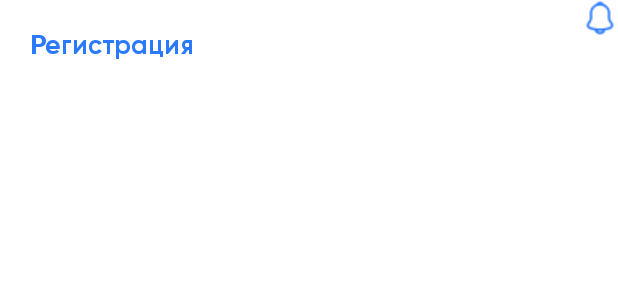
After one commit to professorDeveloper/Epolis-Insurance, an Android app: the layout fragment_home_screen.xml on its own in the app's theme, with its tools: preview values and no code run, on a phone screen of 412 x 824 dp. The commit adds this screen. Shown: the top 300 px of the screen. Run offline under Robolectric (Android 15) with nearby library versions, the phone set to English and light mode, and no system bars.

Commit message:
Home screen Added

```diff
--- /dev/null
+++ b/app/src/main/java/com/azamovhudstc/epolisinsurance/ui/screen/home/HomeScreen.kt
@@ -0,0 +1,13 @@
+package com.azamovhudstc.epolisinsurance.ui.screen.home
+
+import android.os.Bundle
+import androidx.fragment.app.Fragment
+import android.view.LayoutInflater
+import android.view.View
+import android.view.ViewGroup
+import com.azamovhudstc.epolisinsurance.R
+
+
+class HomeScreen : Fragment(R.layout.fragment_home_screen) {
+
+}
--- a/app/src/main/java/com/azamovhudstc/epolisinsurance/ui/screen/language/LanguageScreen.kt
+++ b/app/src/main/java/com/azamovhudstc/epolisinsurance/ui/screen/welcome/LanguageScreen.kt
@@ -1,4 +1,4 @@
-package com.azamovhudstc.epolisinsurance.ui.screen.language
+package com.azamovhudstc.epolisinsurance.ui.screen.welcome
 
 import android.os.Bundle
 import androidx.fragment.app.Fragment
--- a/app/src/main/java/com/azamovhudstc/epolisinsurance/utils/hasConnection.kt
+++ b/app/src/main/java/com/azamovhudstc/epolisinsurance/utils/hasConnection.kt
@@ -1,4 +1,4 @@
-package com.azamovhudstc.sugurtaapp.utils
+package com.azamovhudstc.epolisinsurance.utils
 
 import android.annotation.SuppressLint
 import android.content.Context
--- /dev/null
+++ b/app/src/main/res/layout/fragment_home_screen.xml
@@ -0,0 +1,29 @@
+<?xml version="1.0" encoding="utf-8"?>
+<androidx.constraintlayout.widget.ConstraintLayout xmlns:android="http://schemas.android.com/apk/res/android"
+    xmlns:app="http://schemas.android.com/apk/res-auto"
+    xmlns:tools="http://schemas.android.com/tools"
+    android:layout_width="match_parent"
+    android:layout_height="match_parent"
+    tools:context=".ui.screen.home.HomeScreen">
+
+    <TextView
+        android:layout_width="wrap_content"
+        android:layout_height="wrap_content"
+        android:fontFamily="@font/gilory_bold"
+        android:text="Регистрация"
+        android:textColor="#297AFF"
+        android:layout_marginStart="20dp"
+        android:layout_marginTop="18dp"
+        android:textSize="18sp"
+        app:layout_constraintStart_toStartOf="parent"
+        app:layout_constraintTop_toTopOf="parent" />
+
+    <ImageView
+        android:layout_width="wrap_content"
+        android:layout_height="wrap_content"
+        android:src="@drawable/notification"
+        app:layout_constraintEnd_toEndOf="parent"
+        app:layout_constraintTop_toTopOf="parent" />
+
+
+</androidx.constraintlayout.widget.ConstraintLayout>
--- a/app/src/main/res/layout/langauge_screen.xml
+++ b/app/src/main/res/layout/langauge_screen.xml
@@ -4,7 +4,7 @@
     xmlns:tools="http://schemas.android.com/tools"
     android:layout_width="match_parent"
     android:layout_height="match_parent"
-    tools:context=".ui.screen.language.LanguageScreen">
+    tools:context=".ui.screen.welcome.LanguageScreen">
 
     <LinearLayout
         android:layout_width="match_parent"
--- a/app/src/main/res/navigation/app_garph.xml
+++ b/app/src/main/res/navigation/app_garph.xml
@@ -7,7 +7,7 @@
 
     <fragment
         android:id="@+id/langaugeScreen"
-        android:name="com.azamovhudstc.epolisinsurance.ui.screen.language.LanguageScreen"
+        android:name="com.azamovhudstc.epolisinsurance.ui.screen.welcome.LanguageScreen"
         android:label="langauge_screen"
         tools:layout="@layout/langauge_screen" />
     <fragment
--- a/app/src/main/res/values/strings.xml
+++ b/app/src/main/res/values/strings.xml
@@ -2,5 +2,7 @@
     <string name="app_name" translatable="false">Epolis</string>
     <string name="language_choose_title">Choose Language</string>
     <string name="language_choose_desc">Welcome to the Epolis app, select your language.</string>
+    <!-- TODO: Remove or change this placeholder text -->
+    <string name="hello_blank_fragment">Hello blank fragment</string>
 
 </resources>
```
Also changed, not shown: app/src/main/res/drawable/notification.png (added).
